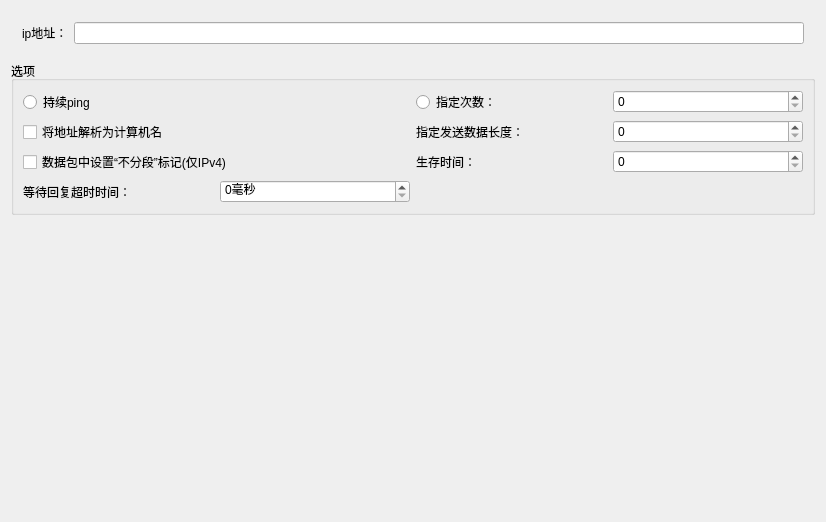
The window that src/EasyCmd/CmdEditors/PingCmdEditor.ui (doasyourself/EasyCmd) describes before a commit, drawn with Qt 5.
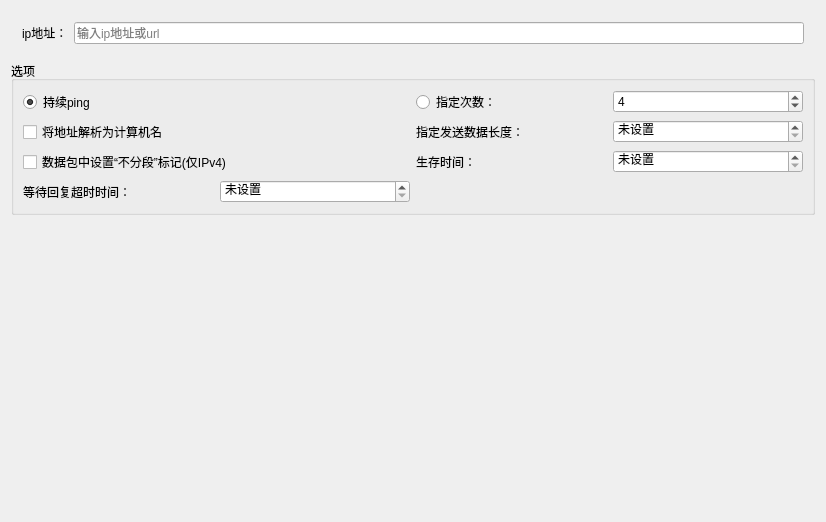
The same window after the commit.

Commit message: 基本实现ping功能

```diff
--- a/src/EasyCmd/CmdEditors/PingCmdEditor.ui
+++ b/src/EasyCmd/CmdEditors/PingCmdEditor.ui
@@ -36,7 +36,17 @@
       </widget>
      </item>
      <item>
-      <widget class="QLineEdit" name="lineEdit"/>
+      <widget class="QLineEdit" name="lineEdit_ip_url">
+       <property name="inputMask">
+        <string/>
+       </property>
+       <property name="placeholderText">
+        <string>输入ip地址或url</string>
+       </property>
+       <property name="clearButtonEnabled">
+        <bool>true</bool>
+       </property>
+      </widget>
      </item>
     </layout>
    </item>
@@ -56,12 +66,15 @@
           <property name="text">
            <string>持续ping</string>
           </property>
+          <property name="checked">
+           <bool>true</bool>
+          </property>
          </widget>
         </item>
         <item>
          <layout class="QHBoxLayout" name="horizontalLayout">
           <item>
-           <widget class="QRadioButton" name="radioButton">
+           <widget class="QRadioButton" name="radioButton_finiteTimes">
             <property name="toolTip">
              <string>-n</string>
             </property>
@@ -71,7 +84,14 @@
            </widget>
           </item>
           <item>
-           <widget class="QSpinBox" name="spinBox"/>
+           <widget class="QSpinBox" name="spinBox_times">
+            <property name="maximum">
+             <number>10000</number>
+            </property>
+            <property name="value">
+             <number>4</number>
+            </property>
+           </widget>
           </item>
          </layout>
         </item>
@@ -102,7 +122,20 @@
            </widget>
           </item>
           <item>
-           <widget class="QSpinBox" name="spinBox_2"/>
+           <widget class="QSpinBox" name="spinBox_options_l">
+            <property name="specialValueText">
+             <string>未设置</string>
+            </property>
+            <property name="minimum">
+             <number>-1</number>
+            </property>
+            <property name="maximum">
+             <number>65527</number>
+            </property>
+            <property name="value">
+             <number>-1</number>
+            </property>
+           </widget>
           </item>
          </layout>
         </item>
@@ -136,7 +169,20 @@
            </widget>
           </item>
           <item>
-           <widget class="QSpinBox" name="spinBox_3"/>
+           <widget class="QSpinBox" name="spinBox_options_i">
+            <property name="specialValueText">
+             <string>未设置</string>
+            </property>
+            <property name="minimum">
+             <number>-1</number>
+            </property>
+            <property name="maximum">
+             <number>1000</number>
+            </property>
+            <property name="value">
+             <number>-1</number>
+            </property>
+           </widget>
           </item>
          </layout>
         </item>
@@ -160,10 +206,22 @@
            </widget>
           </item>
           <item>
-           <widget class="QSpinBox" name="spinBox_4">
+           <widget class="QSpinBox" name="spinBox_options_w">
+            <property name="specialValueText">
+             <string>未设置</string>
+            </property>
             <property name="suffix">
              <string>毫秒</string>
             </property>
+            <property name="minimum">
+             <number>-1</number>
+            </property>
+            <property name="maximum">
+             <number>10000000</number>
+            </property>
+            <property name="value">
+             <number>-1</number>
+            </property>
            </widget>
           </item>
          </layout>
```
Left out of the diff: 12 changed lines with no effect on the pictures. The commit also changes 8 other files.
